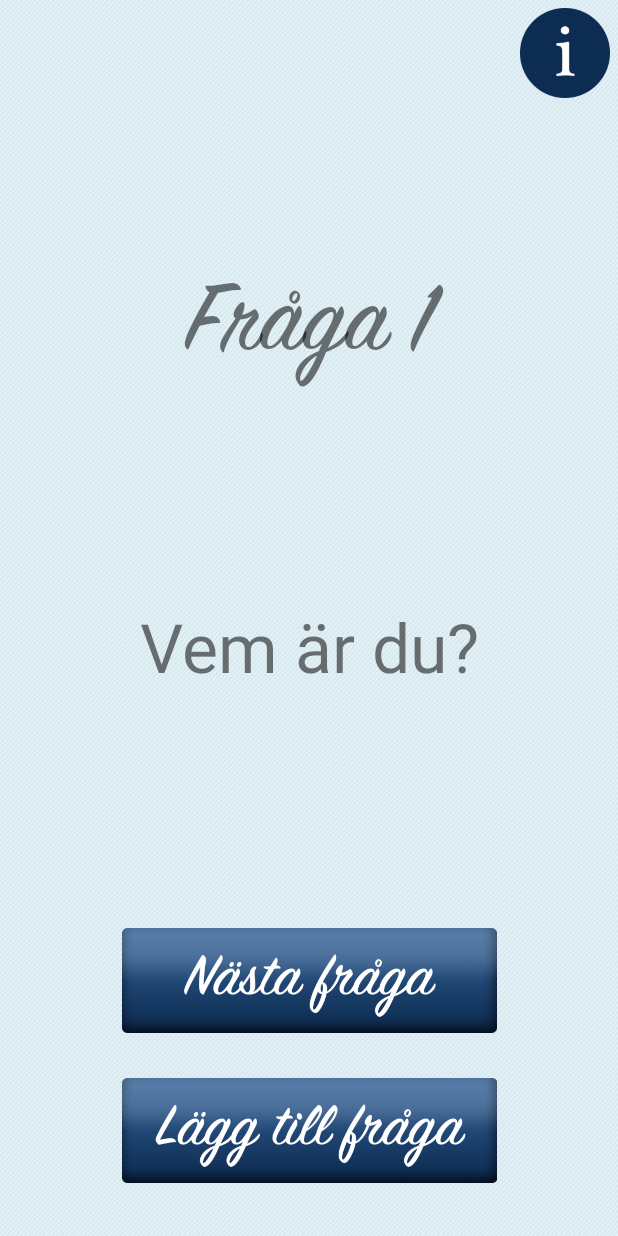
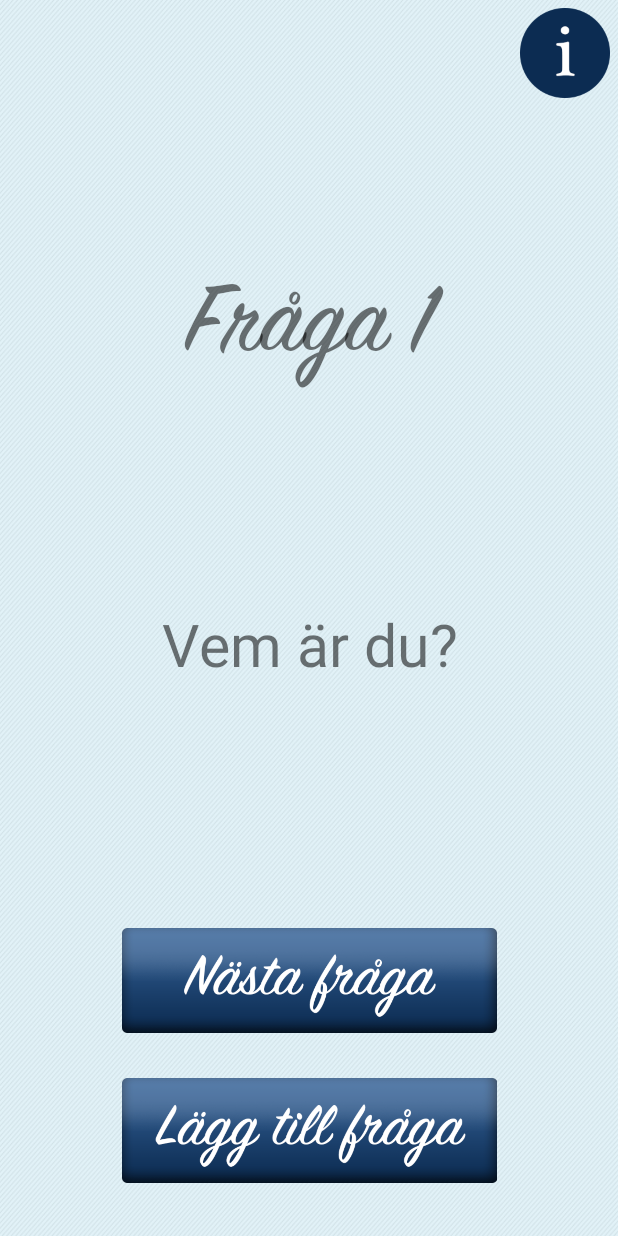
Before and after one commit to gunnarsdotter/pandorasApp, an Android app: the layout questionpage.xml on its own in the app's theme, with its tools: preview values and no code run, on a phone screen of 412 x 824 dp. Run offline under Robolectric (Android 15) with nearby library versions, the phone set to English and light mode, and no system bars.

Commit message:
allt funkar

```diff
--- a/app/src/main/java/com/example/student/pandoras/Startsida.java
+++ b/app/src/main/java/com/example/student/pandoras/Startsida.java
@@ -19,6 +19,7 @@ import android.widget.EditText;
 import android.widget.ImageView;
 import android.widget.TextView;
 import android.widget.TextView.OnEditorActionListener;
+import android.text.method.ScrollingMovementMethod;
 
 
 
@@ -29,6 +30,7 @@ public class Startsida extends AppCompatActivity {
         myQude = new Qude();
         super.onCreate(savedInstanceState);
         setContentView(R.layout.startsida);
+
     }
     public void openStartsida(View v){
         setContentView(R.layout.startsida);
@@ -77,6 +79,7 @@ public class Startsida extends AppCompatActivity {
             setContentView(R.layout.questionpage);
             TextView textViewer = findViewById(R.id.textView3);
             textViewer.setText(myQude.getQuestion());
+            textViewer.setMovementMethod(new ScrollingMovementMethod());
 
         }
        /* else{
--- a/app/src/main/res/layout/add_questionpage.xml
+++ b/app/src/main/res/layout/add_questionpage.xml
@@ -20,7 +20,6 @@
         android:ems="10"
         android:fontFamily="sans-serif"
         android:hint="@string/textbox_question"
-        android:imeOptions="actionDone"
         android:inputType="textMultiLine"
         android:selectAllOnFocus="true"
         android:singleLine="true"
--- a/app/src/main/res/layout/questionpage.xml
+++ b/app/src/main/res/layout/questionpage.xml
@@ -35,15 +35,19 @@
         android:id="@+id/textView3"
         android:layout_width="0dp"
         android:layout_height="188dp"
-        android:layout_marginBottom="30dp"
+        android:layout_marginBottom="28dp"
         android:layout_marginEnd="50dp"
         android:layout_marginStart="50dp"
         android:fontFamily="sans-serif"
+        android:maxLines = "38"
+        android:scrollbarAlwaysDrawVerticalTrack="true"
+        android:scrollbars="vertical"
         android:text="@string/question"
         android:textAlignment="center"
-        android:textSize="45sp"
+        android:textSize="39sp"
         app:layout_constraintBottom_toTopOf="@+id/button9"
         app:layout_constraintEnd_toEndOf="parent"
+        app:layout_constraintHorizontal_bias="0.0"
         app:layout_constraintStart_toStartOf="parent" />
 
     <Button
@@ -56,6 +60,7 @@
         app:layout_constraintBottom_toTopOf="@+id/button5"
         app:layout_constraintEnd_toEndOf="parent"
         app:layout_constraintStart_toStartOf="parent" />
+
 
     <TextView
         android:id="@+id/textView"
```
Also changed, not shown: app/src/main/res/drawable/ask_15.png (added), 1 other file.
